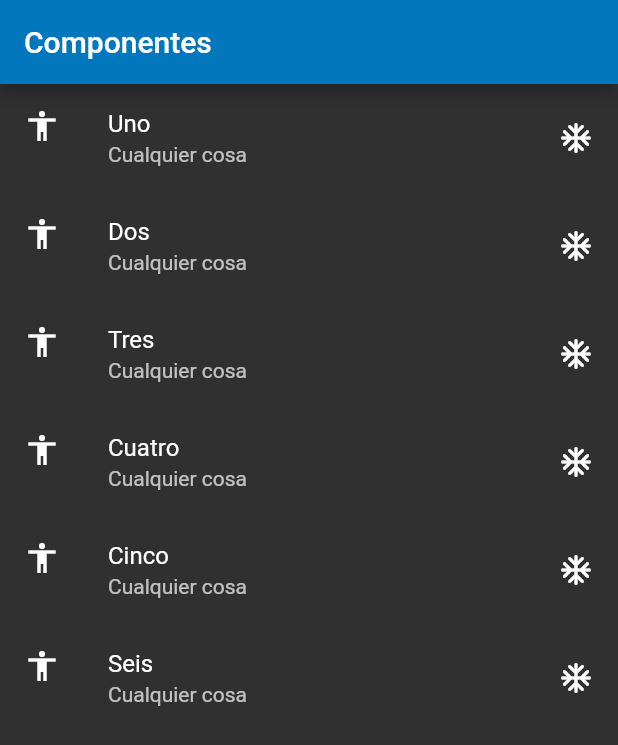
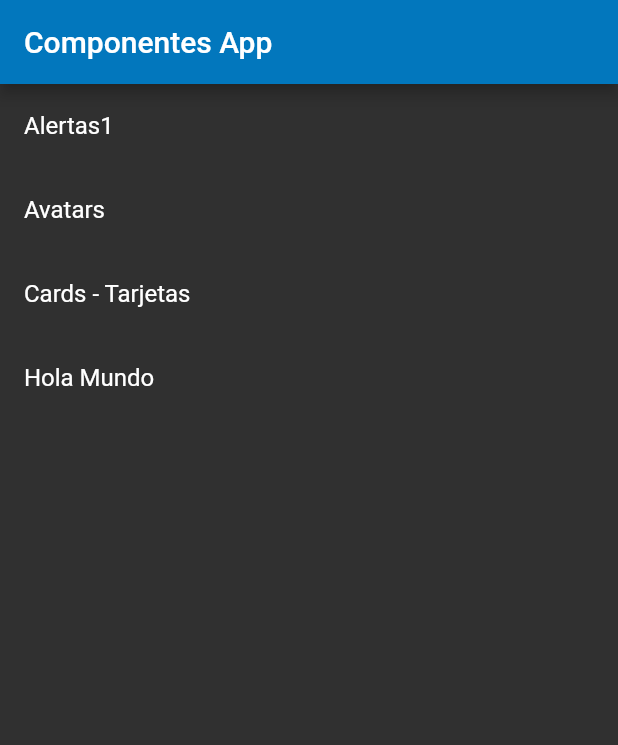
Before and after one commit to fidoguido/componentes5a, a Flutter app: the screen it shows after launch, on a phone screen of 412 x 824 dp. Shown: the top 745 px of the screen. Run offline on Flutter 3.47's test engine with Material 2 defaults, Android fonts, the phone set to English and light mode, and no system bars; Roboto replaces fonts that are missing (Georgia).

Commit message:
menu con archivo json

```diff
--- /dev/null
+++ b/data/menu_opts.json
@@ -0,0 +1,25 @@
+{
+    "nombreApp" : "Componentes",
+    "rutas" : [
+        {
+            "ruta" : "alert",
+            "icon" : "add_alert",
+            "texto": "Alertas1"
+        },
+        {
+            "ruta" : "avatar",
+            "icon" : "accessibility",
+            "texto": "Avatars"
+        },
+        {
+            "ruta" : "card",
+            "icon" : "folder_open",
+            "texto": "Cards - Tarjetas"
+        },
+        {
+            "ruta" : "card",
+            "icon" : "folder_open",
+            "texto": "Hola Mundo"
+        }
+    ]
+}
--- a/lib/src/app.dart
+++ b/lib/src/app.dart
@@ -1,3 +1,4 @@
+import 'package:componentes5a/src/pages/home_page.dart';
 import 'package:flutter/material.dart';
 import 'package:componentes5a/src/pages/home_temp.dart';
 
@@ -6,7 +7,7 @@ class App extends StatelessWidget {
   Widget build(BuildContext context) {
     return MaterialApp(
       title: 'Componentes App',
-      home: HomePageTemp(),
+      home: HomePage(),
       theme: ThemeData(
         brightness: Brightness.dark,
         primaryColor: Colors.lightBlue[800],
--- /dev/null
+++ b/lib/src/pages/home_page.dart
@@ -0,0 +1,37 @@
+import 'package:componentes5a/src/providers/menu_provider.dart';
+import 'package:flutter/material.dart';
+
+class HomePage extends StatelessWidget {
+  @override
+  Widget build(BuildContext context) {
+    return Scaffold(
+      appBar: AppBar(
+        title: Text('Componentes App'),
+      ),
+      body: _lista(),
+    );
+  }
+
+  Widget _lista() {
+    return FutureBuilder(
+      future: menuProvider.cargarData(),
+      builder: (context, AsyncSnapshot<List<dynamic>> snapshot) {
+        return ListView(
+          children: _crearListaItem(snapshot.data, context),
+        );
+      },
+    );
+  }
+
+  List<Widget> _crearListaItem(List<dynamic> data, BuildContext context) {
+    final List<Widget> opciones = [];
+    data.forEach((item) {
+      final temp = ListTile(
+        title: Text(item['texto']),
+        onTap: () {},
+      );
+      opciones.add(temp);
+    });
+    return opciones;
+  }
+}
--- a/lib/src/pages/home_temp.dart
+++ b/lib/src/pages/home_temp.dart
@@ -1,7 +1,7 @@
 import 'package:flutter/material.dart';
 
 class HomePageTemp extends StatelessWidget {
-  final opciones = ['Uno', 'Dos', 'Tres', 'Cuatro', 'Cinco', 'Seis'];
+  final opciones = ['Uno', 'Dos', 'Tres', 'Cuatro', 'Cinco', 'Seis', 'Siete'];
 
   @override
   Widget build(BuildContext context) {
--- a/pubspec.yaml
+++ b/pubspec.yaml
@@ -45,8 +45,8 @@ flutter:
   uses-material-design: true
 
   # To add assets to your application, add an assets section, like this:
-  # assets:
-  #   - images/a_dot_burr.jpeg
+  assets:
+    - data/menu_opts.json
   #   - images/a_dot_ham.jpeg
 
   # An image asset can refer to one or more resolution-specific "variants", see
```
Also changed, not shown: lib/src/providers/menu_provider.dart (added, +23 -0 lines).
